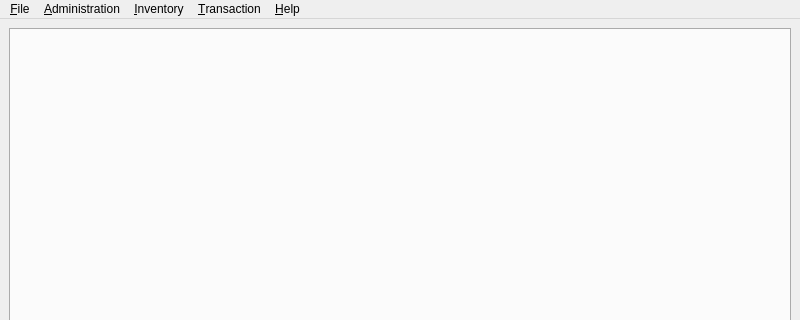
Qt form libgui/mainwindow.ui (apinprastya/sultan) before a commit; both pictures show x 0 to 800 and y 0 to 320 of the 800 by 600 pixel window.
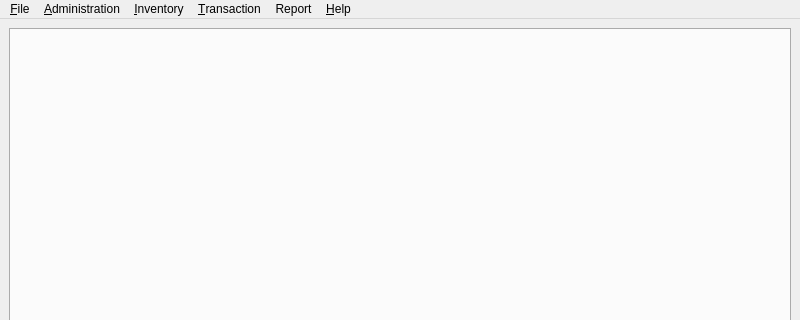
The same form after that commit. Custom widgets are drawn as their Qt base class.

What changed in the file:
```diff
--- a/libgui/mainwindow.ui
+++ b/libgui/mainwindow.ui
@@ -88,10 +88,18 @@
     <addaction name="action_About"/>
     <addaction name="actionAbout_Qt"/>
    </widget>
+   <widget class="QMenu" name="menuReport">
+    <property name="title">
+     <string>Report</string>
+    </property>
+    <addaction name="actionSales"/>
+    <addaction name="actionItems"/>
+   </widget>
    <addaction name="menuFile"/>
    <addaction name="menuAdministration"/>
    <addaction name="menuInventory"/>
    <addaction name="menuTransaction"/>
+   <addaction name="menuReport"/>
    <addaction name="menu_Help"/>
   </widget>
   <widget class="QStatusBar" name="statusbar"/>
```
Left out of the diff: 10 changed lines with no effect on the pictures.
